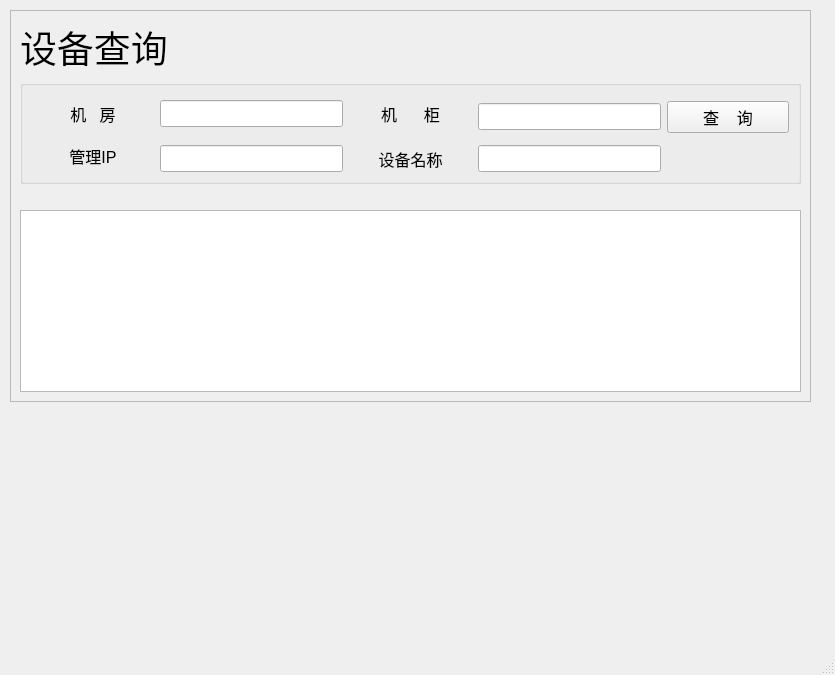
This is stu/MachineSelect.ui in tainyuhong/pyside_study1 as Qt 5 draws it before an edit. The edited form follows.
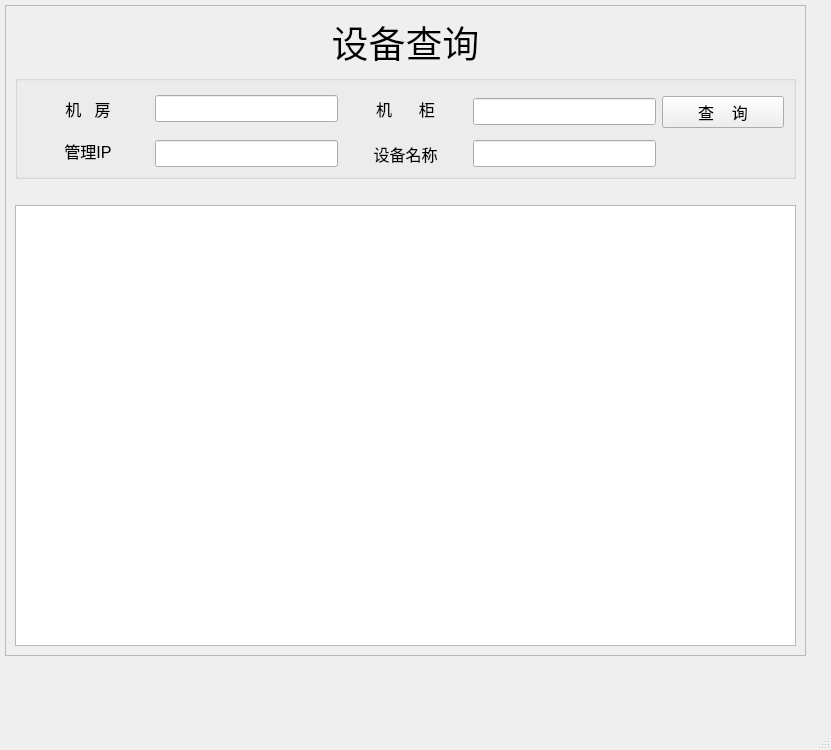
This is the edited form. Icons and pictures are not drawn.

The edit to the form file:
```diff
--- a/stu/MachineSelect.ui
+++ b/stu/MachineSelect.ui
@@ -6,10 +6,16 @@
    <rect>
     <x>0</x>
     <y>0</y>
-    <width>835</width>
-    <height>675</height>
+    <width>831</width>
+    <height>750</height>
    </rect>
   </property>
+  <property name="sizePolicy">
+   <sizepolicy hsizetype="Preferred" vsizetype="Preferred">
+    <horstretch>1</horstretch>
+    <verstretch>1</verstretch>
+   </sizepolicy>
+  </property>
   <property name="windowTitle">
    <string>设备查询</string>
   </property>
@@ -21,12 +27,18 @@
    <widget class="QFrame" name="frame">
     <property name="geometry">
      <rect>
-      <x>10</x>
-      <y>10</y>
+      <x>5</x>
+      <y>5</y>
       <width>801</width>
-      <height>392</height>
+      <height>651</height>
      </rect>
     </property>
+    <property name="sizePolicy">
+     <sizepolicy hsizetype="Preferred" vsizetype="Preferred">
+      <horstretch>1</horstretch>
+      <verstretch>1</verstretch>
+     </sizepolicy>
+    </property>
     <property name="frameShape">
      <enum>QFrame::StyledPanel</enum>
     </property>
@@ -36,6 +48,12 @@
     <layout class="QVBoxLayout" name="verticalLayout">
      <item>
       <widget class="QLabel" name="title">
+       <property name="sizePolicy">
+        <sizepolicy hsizetype="Preferred" vsizetype="Preferred">
+         <horstretch>1</horstretch>
+         <verstretch>1</verstretch>
+        </sizepolicy>
+       </property>
        <property name="font">
         <font>
          <pointsize>28</pointsize>
@@ -44,14 +62,17 @@
        <property name="text">
         <string>设备查询</string>
        </property>
+       <property name="alignment">
+        <set>Qt::AlignCenter</set>
+       </property>
       </widget>
      </item>
      <item>
-      <widget class="QGroupBox" name="">
+      <widget class="QGroupBox" name="groupBox">
        <property name="sizePolicy">
         <sizepolicy hsizetype="Preferred" vsizetype="Preferred">
          <horstretch>2</horstretch>
-         <verstretch>0</verstretch>
+         <verstretch>1</verstretch>
         </sizepolicy>
        </property>
        <property name="font">
@@ -194,7 +215,14 @@
       </spacer>
      </item>
      <item>
-      <widget class="QTableWidget" name="select_table"/>
+      <widget class="QTableWidget" name="select_table">
+       <property name="sizePolicy">
+        <sizepolicy hsizetype="Preferred" vsizetype="Preferred">
+         <horstretch>1</horstretch>
+         <verstretch>10</verstretch>
+        </sizepolicy>
+       </property>
+      </widget>
      </item>
     </layout>
    </widget>
```
